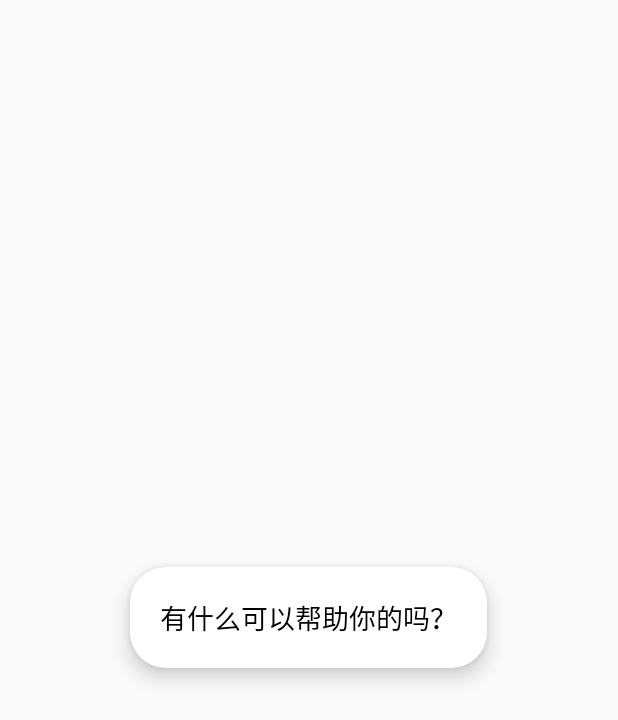
After one commit to xinxin-wan/AI-LAB, an Android app built with Jetpack Compose: the DialogActivity screen opened directly, with no data from a screen before it, on a phone screen of 412 x 824 dp. The commit adds this screen. Shown: the top 720 px of the screen. Run offline under Robolectric (Android 15) with nearby library versions, the phone set to English and light mode, and no system bars.

Commit message:
add dialog activity
Signed-off-by: Wan, Xinxin <xinxin.wan@intel.com>

```diff
--- /dev/null
+++ b/MyAssistantDemo/app/src/main/java/com/example/myassistantdemo/DialogActivity.java
@@ -0,0 +1,143 @@
+package com.example.myassistantdemo;
+
+import android.app.Activity;
+import android.content.Intent;
+import android.os.Bundle;
+import android.os.Handler;
+import android.speech.RecognitionListener;
+import android.speech.RecognizerIntent;
+import android.speech.SpeechRecognizer;
+import android.view.Gravity;
+import android.widget.FrameLayout;
+import android.widget.LinearLayout;
+import android.widget.TextView;
+import android.graphics.Color;
+import android.graphics.drawable.GradientDrawable;
+
+import java.util.ArrayList;
+import java.util.Locale;
+
+public class DialogActivity extends Activity {
+
+    private TextView textView;
+    private SpeechRecognizer speechRecognizer;
+    private static final int TIMEOUT_MS = 10000;
+    private Handler timeoutHandler = new Handler();
+    private Runnable timeoutRunnable = this::endSession;
+
+    @Override
+    protected void onCreate(Bundle savedInstanceState) {
+        super.onCreate(savedInstanceState);
+
+        // 外层布局（全屏）
+        FrameLayout root = new FrameLayout(this);
+
+        // 气泡容器
+        LinearLayout bubble = new LinearLayout(this);
+        bubble.setOrientation(LinearLayout.VERTICAL);
+        bubble.setGravity(Gravity.CENTER);
+        int padding = dpToPx(20);
+        bubble.setPadding(padding, padding, padding, padding);
+
+        GradientDrawable bg = new GradientDrawable();
+        bg.setColor(Color.WHITE);
+        bg.setCornerRadius(dpToPx(24));
+        bubble.setBackground(bg);
+        bubble.setElevation(dpToPx(8));
+
+        // 显示文字
+        textView = new TextView(this);
+        textView.setText("有什么可以帮助你的吗？");
+        textView.setTextSize(18);
+        textView.setTextColor(Color.BLACK);
+        textView.setGravity(Gravity.CENTER);
+
+        bubble.addView(textView);
+
+        FrameLayout.LayoutParams params = new FrameLayout.LayoutParams(
+                FrameLayout.LayoutParams.WRAP_CONTENT,
+                FrameLayout.LayoutParams.WRAP_CONTENT
+        );
+        params.gravity = Gravity.CENTER;
+
+        root.addView(bubble, params);
+
+        setContentView(root);
+
+        startListening();
+    }
+
+    private void startListening() {
+        // speechRecognizer is not available in our platform
+        if (speechRecognizer != null) {
+            speechRecognizer.destroy();
+        }
+
+        speechRecognizer = SpeechRecognizer.createSpeechRecognizer(this);
+        Intent intent = new Intent(RecognizerIntent.ACTION_RECOGNIZE_SPEECH);
+        intent.putExtra(RecognizerIntent.EXTRA_LANGUAGE_MODEL,
+                RecognizerIntent.LANGUAGE_MODEL_FREE_FORM);
+        intent.putExtra(RecognizerIntent.EXTRA_LANGUAGE, Locale.getDefault());
+        intent.putExtra(RecognizerIntent.EXTRA_PARTIAL_RESULTS, true);
+
+        speechRecognizer.setRecognitionListener(new RecognitionListener() {
+            @Override
+            public void onResults(Bundle results) {
+                ArrayList<String> matches = results.getStringArrayList(SpeechRecognizer.RESULTS_RECOGNITION);
+                if (matches != null && !matches.isEmpty()) {
+                    textView.setText(matches.get(0));
+                    resetTimeout();
+                }
+                restartListening();
+            }
+
+            @Override
+            public void onPartialResults(Bundle partialResults) {
+                ArrayList<String> matches = partialResults.getStringArrayList(SpeechRecognizer.RESULTS_RECOGNITION);
+                if (matches != null && !matches.isEmpty()) {
+                    textView.setText(matches.get(0));
+                    resetTimeout();
+                }
+            }
+
+            @Override
+            public void onError(int error) {
+                textView.setText("错误: " + error);
+                restartListening();
+            }
+
+            @Override public void onReadyForSpeech(Bundle params) { resetTimeout(); }
+            @Override public void onBeginningOfSpeech() { resetTimeout(); }
+            @Override public void onRmsChanged(float rmsdB) {}
+            @Override public void onBufferReceived(byte[] buffer) {}
+            @Override public void onEndOfSpeech() {}
+            @Override public void onEvent(int eventType, Bundle params) {}
+        });
+
+        speechRecognizer.startListening(intent);
+        resetTimeout();
+    }
+
+    private void restartListening() {
+        new Handler().postDelayed(this::startListening, 1000);
+    }
+
+    private void resetTimeout() {
+        timeoutHandler.removeCallbacks(timeoutRunnable);
+        timeoutHandler.postDelayed(timeoutRunnable, TIMEOUT_MS);
+    }
+
+    private void endSession() {
+        textView.setText("超时，已结束对话");
+        timeoutHandler.removeCallbacks(timeoutRunnable);
+        if (speechRecognizer != null) {
+            speechRecognizer.destroy();
+            speechRecognizer = null;
+        }
+        new Handler().postDelayed(this::finish, 1000);
+    }
+
+    private int dpToPx(int dp) {
+        return Math.round(dp * getResources().getDisplayMetrics().density);
+    }
+}
```
Also changed, not shown: MyAssistantDemo/app/src/main/AndroidManifest.xml (+16 -11 lines), MyAssistantDemo/app/src/main/java/com/example/myassistantdemo/MainActivity.java (+34 -9 lines), MyAssistantDemo/app/src/main/java/com/example/myassistantdemo/MyRecognitionService.java (+9 -1 lines), MyAssistantDemo/app/src/main/java/com/example/myassistantdemo/MyVoiceInteractionService.java (+23 -12 lines), MyAssistantDemo/app/src/main/java/com/example/myassistantdemo/MyVoiceInteractionSession.java (+165 -9 lines), MyAssistantDemo/app/src/main/java/com/example/myassistantdemo/MyVoiceInteractionSessionService.java (+8 -1 lines), MyAssistantDemo/app/src/main/res/layout/activity_main.xml (+7 -7 lines).
